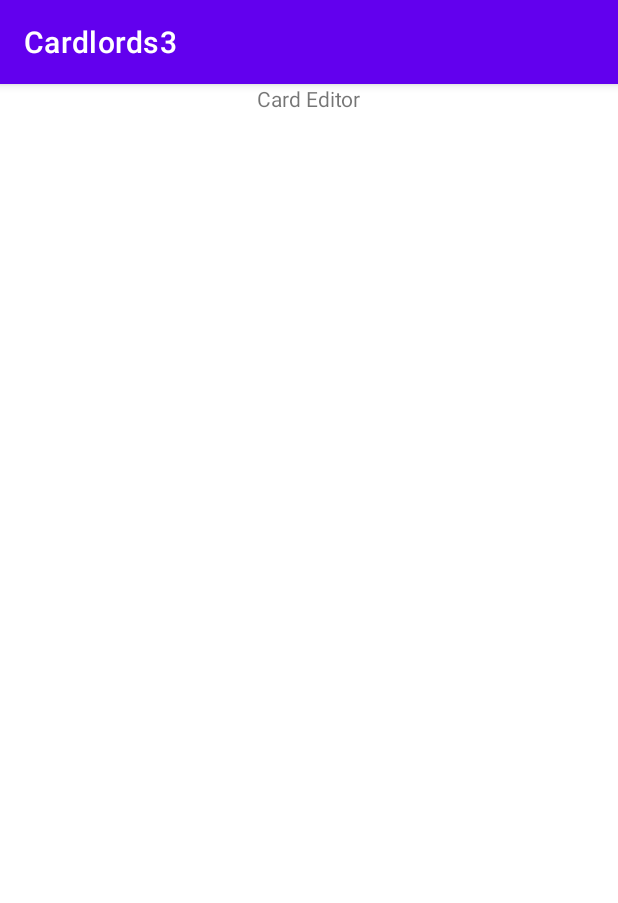
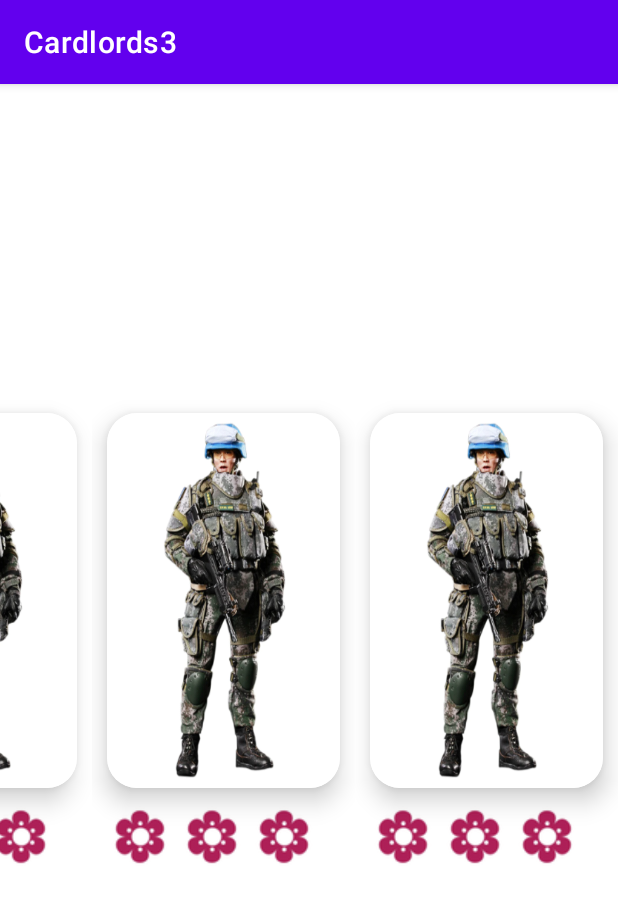
Before and after one commit to mrtaka/CSCI3310_Cardlords3, an Android app: the CardEditorActivity screen opened directly, with no data from a screen before it, on a phone screen of 412 x 824 dp. Shown: the top 903 px of the screen. Run offline under Robolectric (Android 15) with nearby library versions, the phone set to English and light mode, and no system bars; pictures from the network do not load.

Commit message:
add recycle view for card editor

```diff
--- a/app/src/main/java/com/example/cardlords3/CardEditorActivity.java
+++ b/app/src/main/java/com/example/cardlords3/CardEditorActivity.java
@@ -1,14 +1,91 @@
 package com.example.cardlords3;
 
 import androidx.appcompat.app.AppCompatActivity;
+import androidx.recyclerview.widget.GridLayoutManager;
+import androidx.recyclerview.widget.LinearLayoutManager;
+import androidx.recyclerview.widget.RecyclerView;
 
+import android.annotation.SuppressLint;
 import android.os.Bundle;
+import android.util.Log;
+
+import org.json.JSONArray;
+import org.json.JSONObject;
+
+import java.io.InputStream;
+import java.nio.charset.StandardCharsets;
+import java.util.LinkedList;
 
 public class CardEditorActivity extends AppCompatActivity {
+    private RecyclerView mRecyclerView;
+    private CardListAdapter mAdapter;
 
+    private JSONArray CardJsonArray = new JSONArray();
+    RecyclerView.LayoutManager layoutManager;
+
+    @SuppressLint("MissingInflatedId")
     @Override
     protected void onCreate(Bundle savedInstanceState) {
         super.onCreate(savedInstanceState);
         setContentView(R.layout.activity_card_editor);
+
+        //==================== self-make =====================
+        //load default data from json
+        loadJson();
+        Log.e("Tag", "the loaded CardJsonArray is " + CardJsonArray);
+        //load updated data (rarity only) from share preference
+        //loadSharePreference();
+        //Log.e("Tag", "updated list is"+ updatedrarityList);
+        // Get a handle to the RecyclerView.
+        mRecyclerView = findViewById(R.id.cardRecyclerView);
+        // Create an adapter and supply the data to be displayed,
+        // initially just a list of image path
+        // TODO: Update and pass more information as needed
+        //================changed here==========================
+        mAdapter = new CardListAdapter(this, CardJsonArray);
+
+        // Connect the adapter with the RecyclerView.
+        mRecyclerView.setAdapter(mAdapter);
+        // Give the RecyclerView a default layout manager.
+        // TODO: Update the layout manager
+        //  i.e. Set up Grid according to the orientation of phone
+        //layoutManager = new GridLayoutManager(this, getResources().getInteger(R.integer.grid_column_count));
+        //mRecyclerView.setLayoutManager(layoutManager);
+        mRecyclerView.setLayoutManager(new LinearLayoutManager(this, LinearLayoutManager.HORIZONTAL, true));
+        Log.e("Tag", "On create run");
+
+    }
+
+    private void loadJson(){
+        try{
+            //load json
+            InputStream inputStream = getResources().openRawResource(R.raw.cardlist);
+            int size = inputStream.available();
+            byte[] buffer=new byte[size];
+            inputStream.read(buffer);
+            inputStream.close();
+
+            //now we will fetch json file
+            String json;
+            int max;
+
+            json = new String(buffer, StandardCharsets.UTF_8);
+            JSONObject jsonObject = new JSONObject(json);
+            //Log.e("Tag", "the json is " + jsonObject);
+            CardJsonArray = new JSONArray(jsonObject.getString("Cards"));
+            //Log.e("Tag", "the jsonArray is " + CardJsonArray);
+            max = CardJsonArray.length();
+            //Log.e("Tag", "the jsonArray max is " + max);
+
+            //now fetch each json items
+            for(int i=0; i<max; i++){
+                JSONObject jsonObjectItem = CardJsonArray.getJSONObject(i);
+                //Log.e("Tag", "loadJson: file: " +filename + " rarity: " + rarity);
+            }
+
+        }catch (Exception e)
+        {
+            Log.e("Tag", "loadJson: error "+e);
+        }
     }
 }
--- /dev/null
+++ b/app/src/main/java/com/example/cardlords3/CardListAdapter.java
@@ -0,0 +1,137 @@
+package com.example.cardlords3;
+
+// TODO:
+// Include your personal particular here
+//
+import android.app.Activity;
+import android.content.Intent;
+
+import android.content.Context;
+import android.content.SharedPreferences;
+import android.net.Uri;
+import android.util.Log;
+import android.view.LayoutInflater;
+import android.view.View;
+import android.view.ViewGroup;
+import android.widget.ImageView;
+import android.widget.RatingBar;
+import android.widget.TextView;
+import android.widget.Toast;
+
+import java.util.LinkedList;
+
+import androidx.annotation.NonNull;
+import androidx.recyclerview.widget.RecyclerView;
+import androidx.recyclerview.widget.RecyclerView.Adapter;
+
+import org.json.JSONArray;
+import org.json.JSONException;
+import org.json.JSONObject;
+
+public class CardListAdapter extends Adapter<CardListAdapter.CardViewHolder>  {
+    private Context context;
+    private LayoutInflater mInflater;
+
+    //================changed here==========================
+    private JSONArray CardJsonArray = new JSONArray();
+
+    class CardViewHolder extends RecyclerView.ViewHolder {
+
+        ImageView CardImageItemView;
+        RatingBar CardRarityBar;
+
+        final CardListAdapter mAdapter;
+
+        public CardViewHolder(View itemView, CardListAdapter adapter) {
+            super(itemView);
+            CardImageItemView = itemView.findViewById(R.id.image);
+            CardRarityBar = itemView.findViewById(R.id.flowerBar);
+            this.mAdapter = adapter;
+
+            // Event handling registration, page navigation goes here
+            // Event handling registration, page navigation goes here
+            CardImageItemView.setOnClickListener(new View.OnClickListener() {
+                @Override
+                public void onClick(View v) {
+                    // Get the position of the item that was clicked.
+                    int position = getLayoutPosition();
+                    Toast t = Toast.makeText(v.getContext(), "Position " + position + " is clicked", Toast.LENGTH_SHORT);
+                    t.show();
+
+                    /*
+                    //=====================changed here==========================
+                    String itemsString;
+                    try {
+                        JSONObject items = CardJsonArray.getJSONObject(position);
+                        itemsString = items.toString();
+                    } catch (JSONException e) {
+                        JSONObject items = new JSONObject();
+                        itemsString = "null";
+                        e.printStackTrace();
+                    }
+                    Intent intent = new Intent(v.getContext(), DetailActivity.class); //set the target activity
+                    intent.putExtra("item", itemsString);//send item json to new activity
+                    intent.putExtra("position", position);//send position to new activity
+                    ((Activity)context).startActivityForResult(intent,1); //launch new activity
+                    //v.getContext().startActivity(intent); //launch new activity
+
+                     */
+                }
+            });
+            // End of ViewHolder initialization
+        }
+    }
+
+    //================changed here==========================
+    public CardListAdapter(Context context, JSONArray CardJsonArray) {
+        mInflater = LayoutInflater.from(context);
+        this.CardJsonArray = CardJsonArray;
+        this.context = context;
+    }
+
+    @NonNull
+    @Override
+    public CardViewHolder onCreateViewHolder(@NonNull ViewGroup parent, int viewType) {
+        Log.e("Tag", "onCreateViewHolder run");
+        View mItemView = mInflater.inflate(R.layout.cardlist_card, parent, false);
+        Log.e("Tag", "onCreateViewHolder2 run");
+        return new CardViewHolder(mItemView, this);
+    }
+
+    @Override
+    public void onBindViewHolder(@NonNull CardViewHolder holder, int position) {
+        Log.e("Tag", "onBindViewHolder run");
+        String mImagePath = null;
+        int rarity = 0;
+        try {
+            mImagePath = CardJsonArray.getJSONObject(position).getString("card_Image");
+            rarity = CardJsonArray.getJSONObject(position).getInt("rarity");
+        } catch (JSONException e) {
+            mImagePath = "image01.png";
+            rarity = 1;
+            e.printStackTrace();
+        }
+        //check if the rarity has updated or not
+        rarity = 5;
+        //edit the file path
+        mImagePath = mImagePath.replaceFirst("[.][^.]+$", "");
+        Uri uri = Uri.parse("android.resource://com.example.cardlords3/drawable/" + mImagePath);
+        // Update the following to display correct information based on the given position
+
+        // Set up View items for this row (position), modify to show correct information read from the CSV
+        holder.CardImageItemView.setImageURI(uri);
+        holder.CardRarityBar.setRating(rarity);
+
+    }
+
+    public long getItemId(int position) {
+        return position;
+    }
+
+    @Override
+    //================changed here==========================
+    public int getItemCount() {
+        return CardJsonArray.length();
+    }
+
+}
--- /dev/null
+++ b/app/src/main/res/drawable-v24/flowers_layer.xml
@@ -0,0 +1,6 @@
+<?xml version="1.0" encoding="utf-8"?>
+<layer-list xmlns:android="http://schemas.android.com/apk/res/android">
+    <item android:id="@android:id/progress"
+        android:drawable="@drawable/ic_flower_stockio_48x48"
+        />
+</layer-list>
--- a/app/src/main/res/layout/activity_card_editor.xml
+++ b/app/src/main/res/layout/activity_card_editor.xml
@@ -6,12 +6,12 @@
     android:layout_height="match_parent"
     tools:context=".CardEditorActivity">
 
-    <TextView
-        android:id="@+id/textView2"
-        android:layout_width="wrap_content"
-        android:layout_height="wrap_content"
-        android:text="Card Editor"
-        app:layout_constraintEnd_toEndOf="parent"
-        app:layout_constraintStart_toStartOf="parent"
-        tools:layout_editor_absoluteY="75dp" />
+    <androidx.recyclerview.widget.RecyclerView
+        android:id="@+id/cardRecyclerView"
+        android:layout_width="match_parent"
+        android:layout_height="350dp"
+        android:background="@color/white"
+        app:layout_constraintBottom_toBottomOf="parent"
+        app:layout_constraintTop_toTopOf="parent" />
+
 </androidx.constraintlayout.widget.ConstraintLayout>
--- /dev/null
+++ b/app/src/main/res/layout/cardlist_card.xml
@@ -0,0 +1,50 @@
+<?xml version="1.0" encoding="utf-8"?>
+
+
+<LinearLayout xmlns:android="http://schemas.android.com/apk/res/android"
+    xmlns:app="http://schemas.android.com/apk/res-auto"
+    xmlns:tools="http://schemas.android.com/tools"
+    android:layout_width="175dp"
+    android:layout_height="wrap_content"
+    android:orientation="vertical"
+    android:padding="0dp">
+
+    <androidx.cardview.widget.CardView
+        android:layout_width="match_parent"
+        android:layout_height="wrap_content"
+        app:cardElevation="10dp"
+        app:cardCornerRadius="20dp"
+        android:layout_margin="10dp"
+        app:cardBackgroundColor="@color/white"
+        app:cardMaxElevation="12dp"
+        app:cardPreventCornerOverlap="true"
+        app:cardUseCompatPadding="false"
+        >
+
+        <ImageView
+            android:id="@+id/image"
+            android:layout_width="match_parent"
+            android:layout_height="250dp"
+            android:adjustViewBounds="true"
+            android:contentDescription="flower"
+            app:srcCompat="@drawable/image01"
+            android:scaleType="fitXY"/>
+
+
+
+    </androidx.cardview.widget.CardView>
+
+    <RatingBar
+        android:id="@+id/flowerBar"
+        android:layout_width="wrap_content"
+        android:layout_height="50dp"
+        android:layout_marginLeft="8dp"
+        android:layout_marginRight="8dp"
+        android:layout_marginBottom="8dp"
+        android:background="#FFFFFF"
+        android:isIndicator="true"
+        android:numStars="3"
+        android:progressDrawable="@drawable/flowers_layer"
+        android:stepSize="1.0" />
+
+</LinearLayout>
```
Also changed, not shown: app/src/main/res/raw/cardlist.json (+27 -27 lines), app/src/main/res/drawable-v24/ic_flower_stockio_48x48.png (added), app/src/main/res/drawable-v24/image01.png (added), app/src/main/res/drawable-v24/image02.png (added), app/src/main/res/drawable-v24/image03.png (added), app/src/main/res/drawable-v24/temp.jpg (added).
